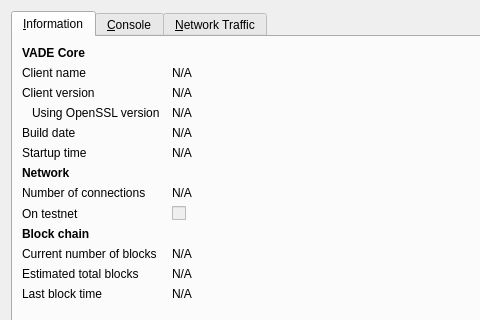
First picture: the form in src/qt/forms/rpcconsole.ui, repository vashshawn/CorgicoinV2, before the edit; both pictures show x 0 to 480 and y 0 to 320 of the 740 by 510 pixel window.
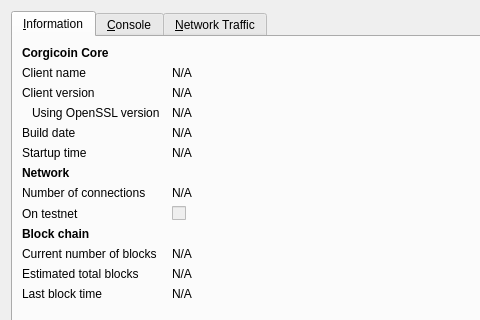
Second picture: the form after the edit. Icons and pictures are not drawn. Custom widgets are drawn as their Qt base class.

Patch:
```diff
--- a/src/qt/forms/rpcconsole.ui
+++ b/src/qt/forms/rpcconsole.ui
@@ -36,7 +36,7 @@
           </font>
          </property>
          <property name="text">
-          <string>VADE Core</string>
+          <string>Corgicoin Core</string>
          </property>
         </widget>
        </item>
```
Left out of the diff: 6 changed lines with no effect on the pictures.
